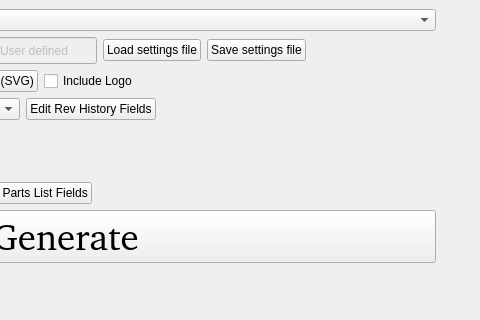
tobiasfalk/KiCAD-FreeCAD-TechDraw-Template-Generator, file Src/Window/mainwindow.ui: the form before one commit; both pictures show x 314 to 794 and y 0 to 320 of the 1500 by 700 pixel window.
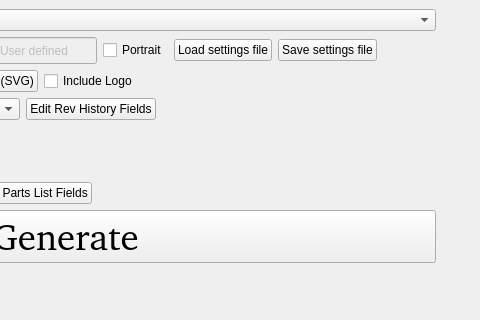
The form after the commit. Icons and pictures are not drawn.

Commit message:
Added Portret mode and paper sizes
Portrit mode sqitches width and height

```diff
--- a/Src/Window/mainwindow.ui
+++ b/Src/Window/mainwindow.ui
@@ -202,6 +202,13 @@
         </property>
        </widget>
       </item>
+      <item>
+       <widget class="QCheckBox" name="portraitCheckBox">
+        <property name="text">
+         <string>Portrait</string>
+        </property>
+       </widget>
+      </item>
       <item>
        <widget class="QPushButton" name="loadFielsPushButton">
         <property name="text">
```
Left out of the diff: 2 changed lines with no effect on the pictures. The commit also changes 2 other files.
